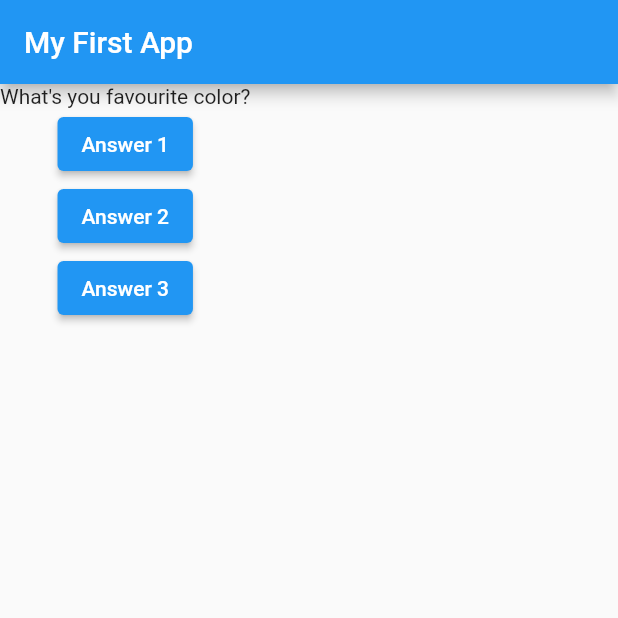
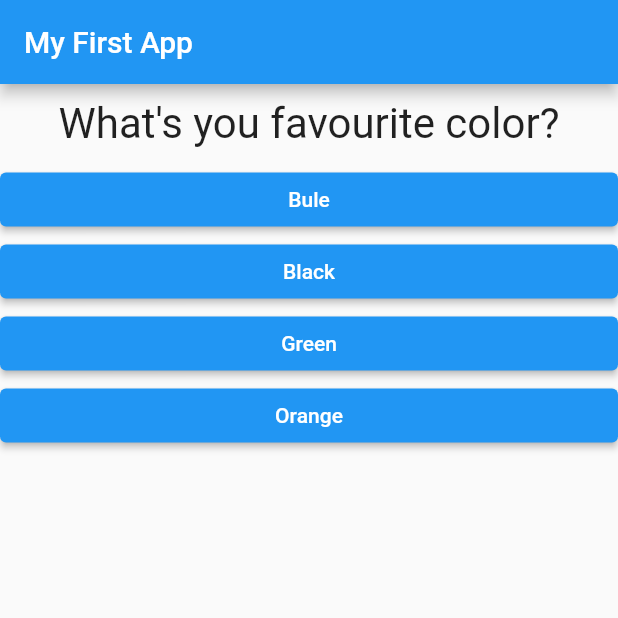
Before and after one commit to terinSeb/Flutter_First_Project, a Flutter app: the screen it shows after launch, on a phone screen of 412 x 824 dp, the top half of it. Run offline on Flutter 3.47's test engine with Material 2 defaults, Android fonts, the phone set to English and light mode, and no system bars.

Commit message:
Using Mpas to display question and answers

```diff
--- /dev/null
+++ b/lib/answer.dart
@@ -0,0 +1,21 @@
+
+import 'package:flutter/material.dart';
+
+class Answer  extends StatelessWidget {
+  final VoidCallback selectHandler;
+  final String finalAnswer;
+  const Answer({ Key? key, required this.selectHandler, required this.finalAnswer }) : super(key: key);
+
+  @override
+  Widget build(BuildContext context) {
+    return SizedBox(
+      width: double.infinity,
+      child: ElevatedButton(
+        style: ButtonStyle(
+        backgroundColor: MaterialStateProperty.all(Colors.blue),
+        ),
+        child:  Text(finalAnswer),
+        onPressed: selectHandler,),
+    );
+  }
+}
--- a/lib/main.dart
+++ b/lib/main.dart
@@ -1,5 +1,8 @@
 
 import 'package:flutter/material.dart';
+import 'package:flutter_complete_guide/question.dart';
+
+import 'answer.dart';
 
 void main(){
 runApp(  const MyApp());
@@ -28,22 +31,24 @@ _questionInex = _questionInex +1;
   @override
   Widget build(BuildContext context){
     var _questions =[
-      'What\'s you favourite color?',
-      'What\'s you favourite animal?'
+      {'questionText': 'What\'s you favourite color?',
+      'answers': ['Bule','Black','Green','Orange']},
+       {'questionText': 'What\'s you favourite animal?',
+      'answers': ['Girraff','Rabbit','Dog','Cat']}    ,
+      {'questionText': 'Who\'s your favourite instructor?',
+      'answers': ['Max','Sam','Liza','John']}
     ];
     return   MaterialApp(home: Scaffold(
       appBar: AppBar(title: const Text('My First App'),),
       body: Column(
         children:  [
-           Text(_questions[_questionInex]),
-          ElevatedButton(child: const Text('Answer 1'),
-          onPressed: _answerQuestion,),
-           ElevatedButton(child: const Text('Answer 2'),
-          onPressed: ()=> debugPrint('Answer Choosen 2') ,),
-           ElevatedButton(child: const Text('Answer 3'),
-          onPressed: () {
-            debugPrint('Answer Choosen 3');
-          },)
+           Question(questionText :_questions[_questionInex]['questionText'] as String, ),
+           ...(_questions[_questionInex]['answers'] as List<String>).map((questAnswer) {
+return Answer(selectHandler: _answerQuestion,finalAnswer: questAnswer, );
+           }).toList(),
+          // Answer(selectHandler: _answerQuestion, ),
+          //  Answer(selectHandler: _answerQuestion),
+          //  Answer(selectHandler: _answerQuestion),
         ],
       ),
       ), );
--- /dev/null
+++ b/lib/question.dart
@@ -0,0 +1,16 @@
+import 'package:flutter/material.dart';
+
+class Question extends StatelessWidget {
+final String questionText;
+  const Question({ Key? key,required this.questionText }) : super(key: key);
+
+  @override
+  Widget build(BuildContext context) {
+    return Container(
+      margin: const EdgeInsets.all(10),
+      width: double.infinity,
+      child: Text(questionText,
+     style: const TextStyle(fontSize: 28),
+     textAlign: TextAlign.center,),);
+  }
+}
```
